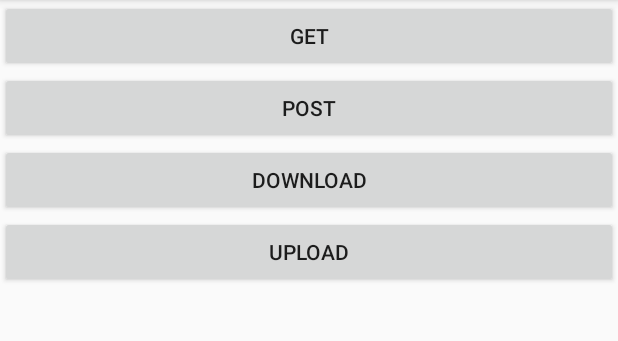
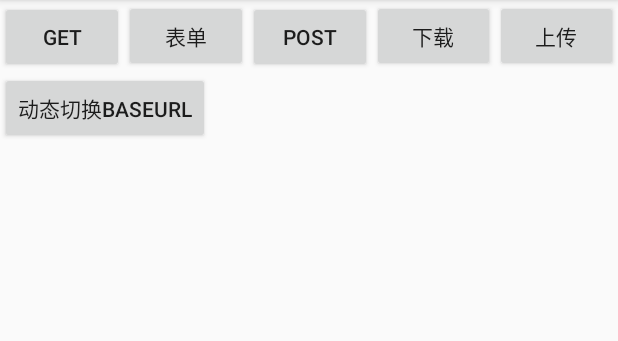
Before and after one commit to JiangHaiYang01/RxHttp, an Android app: the screen it shows after launch (MainActivity), on a phone screen of 412 x 824 dp, the part 84-425 px from its top. Run offline under Robolectric (Android 15) with nearby library versions, the phone set to English and light mode, and no system bars; libraries missing offline, so code that uses them is left out: com.franmontiel.persistentcookiejar; 2 statements that could not run were skipped.

Commit message:
整理代码 将添加Factory 的部分重新归纳

```diff
--- a/app/src/main/java/com/allens/rxhttp/MainActivity.kt
+++ b/app/src/main/java/com/allens/rxhttp/MainActivity.kt
@@ -3,16 +3,21 @@ package com.allens.rxhttp
 import android.content.Intent
 import androidx.appcompat.app.AppCompatActivity
 import android.os.Bundle
+import android.text.method.ScrollingMovementMethod
 import android.util.Log
 import com.allens.lib_http2.RxHttp
 import com.allens.lib_http2.config.HttpLevel
-import com.allens.lib_http2.impl.OnBuildClientListener
+import com.allens.lib_http2.impl.OnFactoryListener
+import com.allens.lib_http2.impl.OnLogListener
 import kotlinx.android.synthetic.main.activity_main.*
 import kotlinx.coroutines.*
+import retrofit2.CallAdapter
+import retrofit2.Converter
 import retrofit2.adapter.rxjava2.RxJava2CallAdapterFactory
 import retrofit2.converter.gson.GsonConverterFactory
 
-class MainActivity : AppCompatActivity(), CoroutineScope by MainScope() {
+class MainActivity : AppCompatActivity(), CoroutineScope by MainScope(),
+    OnLogListener.OnLogInterceptorListener {
 
     companion object {
         const val TAG = "Main"
@@ -23,17 +28,28 @@ class MainActivity : AppCompatActivity(), CoroutineScope by MainScope() {
         super.onCreate(savedInstanceState)
         setContentView(R.layout.activity_main)
 
+        log.movementMethod = ScrollingMovementMethod.getInstance()
+
+        //初始化
         rxHttp = RxHttp.Builder()
-            .baseUrl("https://www.wanandroid.com")
-            .isLog(true)
-            .level(HttpLevel.BODY)
-            .writeTimeout(10)
+            .baseUrl("https://www.wanandroid.com") //base url
+            .isLog(true)  //是否打印log
+            .level(HttpLevel.BODY)      //日志级别
+            .addLogInterceptorListener(this) //日志拦截器的日志信息
+            .writeTimeout(10)  //超时
             .readTimeout(10)
             .connectTimeout(10)
-            .addBuilderClientListener(object : OnBuildClientListener {
-                override fun addBuildClient(): MutableSet<Any> {
+            .retryOnConnectionFailure(true)//是否重试
+            .addFactoryListener(object : OnFactoryListener {
+                //添加自定义的 Converter.Factory
+                override fun addConverterFactory(): MutableSet<Converter.Factory> {
                     return mutableSetOf(
-                        GsonConverterFactory.create(),
+                        GsonConverterFactory.create()
+                    )
+                }
+
+                override fun addCallAdapterFactory(): MutableSet<CallAdapter.Factory>? {//添加自定义的 CallAdapter.Factory
+                    return mutableSetOf(
                         RxJava2CallAdapterFactory.create()
                     )
                 }
@@ -41,17 +57,48 @@ class MainActivity : AppCompatActivity(), CoroutineScope by MainScope() {
             .build(this)
 
         btn_get.setOnClickListener {
+            log.text = ""
             getRequest()
         }
+        btn_form.setOnClickListener {
+            log.text = ""
+            formRequest()
+        }
         btn_post.setOnClickListener {
+            log.text = ""
             postRequest()
         }
+
 
         btn_download.setOnClickListener {
             startActivity(Intent(this, DownLoadAct::class.java))
         }
         btn_upload.setOnClickListener {
             startActivity(Intent(this, UploadAct::class.java))
+        }
+
+        btn_change_base_url.setOnClickListener {
+            log.text = ""
+            changeUrlRequest()
+        }
+    }
+
+    private fun formRequest() {
+        launch {
+            rxHttp
+                .create()
+                .addParameter("title", "123456")
+                .addParameter("author", "123456")
+                .addParameter("link", "123456")
+                .doPost("lg/collect/add/json", TestBean::class.java)
+                .result(
+                    {
+//                        log.text = it.toString()
+                    },
+                    {
+//                        log.text = it.message.toString()
+                    }
+                )
         }
     }
 
@@ -62,15 +109,32 @@ class MainActivity : AppCompatActivity(), CoroutineScope by MainScope() {
                 .addParameter("title", "123456")
                 .addParameter("author", "123456")
                 .addParameter("link", "123456")
-                .doPost("lg/collect/add/json", TestBean::class.java)
+                .doBody("lg/collect/add/json", TestBean::class.java)
                 .result(
                     {
-                        log.text = it.toString()
+//                        log.text = it.toString()
                     },
                     {
-                        log.text = it.message.toString()
+//                        log.text = it.message.toString()
                     }
                 )
+        }
+    }
+
+    private fun changeUrlRequest() {
+        launch {
+            rxHttp
+                .create()
+                .changeBaseUrl("http://localhost")
+                .addParameter("k", "java")
+                .doGet(parameter = "wxarticle/chapters/json", tClass = TestBean::class.java)
+                .result({
+                    Log.i(TAG, "success ${Thread.currentThread().name} info $it ")
+//                    log.text = it.toString()
+                }, {
+                    Log.i(TAG, "error ${Thread.currentThread().name} info ${it.toString()} ")
+//                    log.text = it.toString()
+                })
         }
     }
 
@@ -79,16 +143,19 @@ class MainActivity : AppCompatActivity(), CoroutineScope by MainScope() {
         launch {
             rxHttp
                 .create()
-                .changeBaseUrl("http://localhost")
                 .addParameter("k", "java")
                 .doGet(parameter = "wxarticle/chapters/json", tClass = TestBean::class.java)
                 .result({
                     Log.i(TAG, "success ${Thread.currentThread().name} info $it ")
-                    log.text = it.toString()
+//                    log.text = it.toString()
                 }, {
                     Log.i(TAG, "error ${Thread.currentThread().name} info ${it.toString()} ")
-                    log.text = it.toString()
+//                    log.text = it.toString()
                 })
         }
     }
+
+    override fun onLogInterceptorInfo(message: String) {
+        log.append(message + "\n")
+    }
 }
--- a/app/src/main/res/layout/activity_main.xml
+++ b/app/src/main/res/layout/activity_main.xml
@@ -1,39 +1,65 @@
 <?xml version="1.0" encoding="utf-8"?>
 <LinearLayout xmlns:android="http://schemas.android.com/apk/res/android"
-    android:orientation="vertical"
     xmlns:app="http://schemas.android.com/apk/res-auto"
     xmlns:tools="http://schemas.android.com/tools"
     android:layout_width="match_parent"
     android:layout_height="match_parent"
+    android:orientation="vertical"
     tools:context=".MainActivity">
 
-    <Button
-        android:text="GET"
-        android:id="@+id/btn_get"
+    <LinearLayout
         android:layout_width="match_parent"
-        android:layout_height="wrap_content"/>
+        android:layout_height="wrap_content"
+        android:orientation="horizontal">
 
-    <Button
-        android:text="POST"
-        android:id="@+id/btn_post"
-        android:layout_width="match_parent"
-        android:layout_height="wrap_content"/>
+        <androidx.appcompat.widget.AppCompatButton
+            android:id="@+id/btn_get"
+            android:layout_width="wrap_content"
+            android:layout_height="wrap_content"
+            android:layout_weight="1"
+            android:text="@string/param_get" />
 
-    <Button
-        android:text="DownLoad"
-        android:id="@+id/btn_download"
-        android:layout_width="match_parent"
-        android:layout_height="wrap_content"/>
+        <androidx.appcompat.widget.AppCompatButton
+            android:id="@+id/btn_form"
+            android:layout_width="wrap_content"
+            android:layout_height="wrap_content"
+            android:layout_weight="1"
+            android:text="@string/param_form" />
 
-    <Button
-        android:text="Upload"
-        android:id="@+id/btn_upload"
-        android:layout_width="match_parent"
-        android:layout_height="wrap_content"/>
+        <androidx.appcompat.widget.AppCompatButton
+            android:id="@+id/btn_post"
+            android:layout_width="wrap_content"
+            android:layout_height="wrap_content"
+            android:layout_weight="1"
+            android:text="@string/param_post" />
+
+        <androidx.appcompat.widget.AppCompatButton
+            android:id="@+id/btn_download"
+            android:layout_width="wrap_content"
+            android:layout_height="wrap_content"
+            android:layout_weight="1"
+            android:text="@string/param_download" />
+
+        <androidx.appcompat.widget.AppCompatButton
+            android:id="@+id/btn_upload"
+            android:layout_width="wrap_content"
+            android:layout_height="wrap_content"
+            android:layout_weight="1"
+            android:text="@string/param_upload" />
+    </LinearLayout>
 
 
+    <androidx.appcompat.widget.AppCompatButton
+        android:id="@+id/btn_change_base_url"
+        android:layout_width="wrap_content"
+        android:layout_height="wrap_content"
+        android:text="@string/param_change_base_url" />
+
     <TextView
+        android:textSize="10sp"
+        android:scrollbars="vertical"
         android:id="@+id/log"
         android:layout_width="match_parent"
-        android:layout_height="wrap_content"/>
+        android:layout_height="0dp"
+        android:layout_weight="1" />
 </LinearLayout>
--- a/app/src/main/res/values/strings.xml
+++ b/app/src/main/res/values/strings.xml
@@ -1,3 +1,9 @@
 <resources>
     <string name="app_name">RxHttp-coroutine</string>
+    <string name="param_get">GET</string>
+    <string name="param_post">POST</string>
+    <string name="param_download">下载</string>
+    <string name="param_upload">上传</string>
+    <string name="param_change_base_url">动态切换BaseURL</string>
+    <string name="param_form">表单</string>
 </resources>
--- a/lib_http-coroutine/src/main/java/com/allens/lib_http2/RxHttp.kt
+++ b/lib_http-coroutine/src/main/java/com/allens/lib_http2/RxHttp.kt
@@ -2,7 +2,6 @@ package com.allens.lib_http2
 
 import android.content.Context
 import com.allens.lib_http2.config.*
-import com.allens.lib_http2.core.HttpResult
 import com.allens.lib_http2.download.utils.FileTool
 import com.allens.lib_http2.impl.*
 import com.allens.lib_http2.interceptor.OnCookieListener
@@ -57,19 +56,19 @@ class RxHttp {
             return this
         }
 
-        fun addLogFilter(listener: OnLogFilterListener): Builder {
+        fun addLogFilter(listener: OnLogListener.OnLogFilterListener): Builder {
             HttpConfig.logFilterListener = listener
             return this
         }
 
-        fun addLogListener(logListener: OnLogListener): Builder {
+        fun addLogInterceptorListener(logListener: OnLogListener.OnLogInterceptorListener): Builder {
             HttpConfig.logListener = logListener
             return this
         }
 
 
-        fun addBuilderClientListener(listener: OnBuildClientListener): Builder {
-            HttpConfig.onBuildClientListener = listener
+        fun addFactoryListener(listener: OnFactoryListener): Builder {
+            HttpConfig.onFactoryListener = listener
             return this
         }
 
--- a/lib_http-coroutine/src/main/java/com/allens/lib_http2/config/HttpConfig.kt
+++ b/lib_http-coroutine/src/main/java/com/allens/lib_http2/config/HttpConfig.kt
@@ -1,9 +1,8 @@
 package com.allens.lib_http2.config
 
-import com.allens.lib_http2.impl.OnBuildClientListener
+import com.allens.lib_http2.impl.OnFactoryListener
 import com.allens.lib_http2.impl.OnCookieInterceptor
 import com.allens.lib_http2.interceptor.OnCookieListener
-import com.allens.lib_http2.impl.OnLogFilterListener
 import com.allens.lib_http2.impl.OnLogListener
 import okhttp3.logging.HttpLoggingInterceptor
 
@@ -17,16 +16,20 @@ import okhttp3.logging.HttpLoggingInterceptor
 
 open class HttpConfig {
     companion object {
+        var baseUrl: String = ""
         var connectTime: Long = 10
         var readTime: Long = 10
         var writeTime: Long = 10
+
         var retryOnConnectionFailure: Boolean = false
+
         var isLog: Boolean = true
         var level: HttpLevel = HttpLevel.BODY
-        var baseUrl: String = ""
-        var logFilterListener: OnLogFilterListener? = null
-        var logListener: OnLogListener? = null
-        var onBuildClientListener: OnBuildClientListener? = null
+        var logFilterListener: OnLogListener.OnLogFilterListener? = null
+        var logListener: OnLogListener.OnLogInterceptorListener? = null
+
+
+        var onFactoryListener: OnFactoryListener? = null
         var cookieListener: OnCookieListener? = null
         var onCookieInterceptor: OnCookieInterceptor? = null
         var heardMap: Map<String, String>? = null
--- a/lib_http-coroutine/src/main/java/com/allens/lib_http2/impl/OnBuildClientListener.kt
+++ /dev/null
@@ -1,10 +0,0 @@
-package com.allens.lib_http2.impl
-
-import retrofit2.Retrofit
-import java.util.prefs.PreferencesFactory
-
-interface OnBuildClientListener {
-
-    fun addBuildClient(): MutableSet<Any>
-
-}
--- a/lib_http-coroutine/src/main/java/com/allens/lib_http2/impl/OnLogFilterListener.kt
+++ b/lib_http-coroutine/src/main/java/com/allens/lib_http2/impl/OnLogFilterListener.kt
@@ -7,11 +7,13 @@ package com.allens.lib_http2.impl
  * @CreateDate:     2019-11-22 16:24
  * @Version:        1.0
  */
-interface OnLogFilterListener {
-    fun filter(message: String): Boolean
+interface OnLogListener {
+    interface OnLogFilterListener {
+        fun logFilter(message: String): Boolean
+    }
+
+    interface OnLogInterceptorListener {
+        fun onLogInterceptorInfo(message: String);
+    }
+
 }
-
-
-interface OnLogListener{
-    fun onRxHttpLog(message: String);
-}
--- a/lib_http-coroutine/src/main/java/com/allens/lib_http2/interceptor/HostSelectionInterceptor.kt
+++ b/lib_http-coroutine/src/main/java/com/allens/lib_http2/interceptor/HostSelectionInterceptor.kt
@@ -10,7 +10,7 @@ class HostSelectionInterceptor : Interceptor {
     override fun intercept(chain: Interceptor.Chain): Response {
 
         var request = chain.request()
-        var headers = request.headers
+        val headers = request.headers
         return if (headers.size > 0) {
             for (info in headers) {
                 if (info.first == RequestBuilder.CHANGE_URL) {
--- a/lib_http-coroutine/src/main/java/com/allens/lib_http2/manager/HttpManager.kt
+++ b/lib_http-coroutine/src/main/java/com/allens/lib_http2/manager/HttpManager.kt
@@ -15,8 +15,6 @@ import com.franmontiel.persistentcookiejar.persistence.SharedPrefsCookiePersisto
 import com.google.gson.Gson
 import okhttp3.Cache
 import okhttp3.OkHttpClient
-import retrofit2.CallAdapter
-import retrofit2.Converter
 import retrofit2.Retrofit
 import java.io.File
 import java.util.concurrent.TimeUnit
@@ -74,7 +72,6 @@ object HttpManager {
         okHttpBuilder.retryOnConnectionFailure(HttpConfig.retryOnConnectionFailure)
 
 
-
         //动态替换BaseURL
         okHttpBuilder.addInterceptor(HostSelectionInterceptor())
 
@@ -118,32 +115,29 @@ object HttpManager {
 
     }
 
-    private fun createRetrofit(baseUrl:String): Retrofit {
+    private fun createRetrofit(baseUrl: String): Retrofit {
         val client = retrofitBuilder
             .client(okHttpBuilder.build())
 
-        val set = HttpConfig.onBuildClientListener?.addBuildClient()
-        RxHttpLogTool.i(RxHttp.TAG, "factory size  ${set?.size}")
-        set?.forEach {
+        val callAdapterFactorySet = HttpConfig.onFactoryListener?.addCallAdapterFactory()
+        callAdapterFactorySet?.forEach {
             try {
-                when (it) {
-                    is Converter.Factory -> {
-                        client.addConverterFactory(it)
-                        RxHttpLogTool.i(RxHttp.TAG, "addConverterFactory $it")
-                    }
-                    is CallAdapter.Factory -> {
-                        client.addCallAdapterFactory(it)
-                        RxHttpLogTool.i(RxHttp.TAG, "addCallAdapterFactory $it")
-                    }
-                    else -> {
-                        RxHttpLogTool.i(
-                            RxHttp.TAG,
-                            "factory is not Converter.Factory or CallAdapter.Factory, please check "
-                        )
-                    }
-                }
+                client.addCallAdapterFactory(it)
+                RxHttpLogTool.i(RxHttp.TAG, "addCallAdapterFactory $it")
             } catch (throwable: Throwable) {
                 RxHttpLogTool.i(RxHttp.TAG, "add factory failed ${throwable.message}")
+            }
+        }
+
+
+        val converterFactorySet = HttpConfig.onFactoryListener?.addConverterFactory()
+        RxHttpLogTool.i(RxHttp.TAG, "converterFactorySet size  ${converterFactorySet?.size}")
+        converterFactorySet?.forEach {
+            try {
+                client.addConverterFactory(it)
+                RxHttpLogTool.i(RxHttp.TAG, "addConverterFactory $it")
+            } catch (throwable: Throwable) {
+                RxHttpLogTool.i(RxHttp.TAG, "add converterFactory failed ${throwable.message}")
             }
         }
         return client
--- a/lib_http-coroutine/src/main/java/com/allens/lib_http2/tools/RxHttpLogTool.kt
+++ b/lib_http-coroutine/src/main/java/com/allens/lib_http2/tools/RxHttpLogTool.kt
@@ -9,7 +9,6 @@ object RxHttpLogTool {
     fun i(tag: String, info: String) {
         if (HttpConfig.isLog) {
             Log.i(tag, info)
-            HttpConfig.logListener?.onRxHttpLog(info)
         }
     }
 }
```
Also changed, not shown: app/src/main/java/com/allens/rxhttp/UploadAct.kt (+1 -7 lines), lib_http-coroutine/src/main/java/com/allens/lib_http2/impl/OnFactoryListener.kt (added, +15 -0 lines), lib_http-coroutine/src/main/java/com/allens/lib_http2/interceptor/LogInterceptor.kt (+4 -3 lines).
